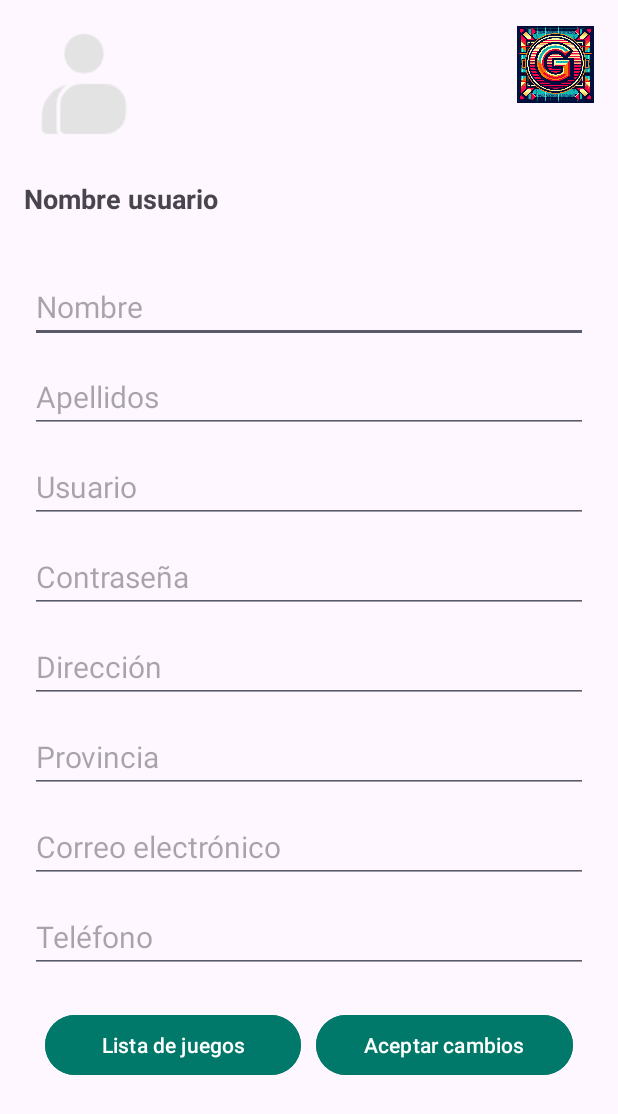
After one commit to erick4875/GameLend, an Android app: the layout activity_editar_perfil.xml on its own in the app's theme, with its tools: preview values and no code run, on a phone screen of 412 x 824 dp. The commit adds this screen. Shown: the top 1114 px of the screen. Run offline under Robolectric (Android 15) with nearby library versions, the phone set to English and light mode, and no system bars.

Commit message:
editarPerfil.xml

```diff
--- a/app/src/main/java/com/example/gamelend/Activities/InfoUsuario.java
+++ b/app/src/main/java/com/example/gamelend/Activities/InfoUsuario.java
@@ -1,6 +1,31 @@
 package com.example.gamelend.Activities;
 
 import android.app.Activity;
+import android.os.Bundle;
 
-public class InfoUsuario extends Activity {
+import androidx.appcompat.app.AppCompatActivity;
+import androidx.core.graphics.Insets;
+import androidx.core.view.ViewCompat;
+import androidx.core.view.WindowInsetsCompat;
+
+import com.example.gamelend.R;
+
+public class InfoUsuario extends AppCompatActivity {
+
+    @Override
+    protected void onCreate(Bundle savedInstanceState) {
+        super.onCreate(savedInstanceState);
+        setContentView(R.layout.activity_info_usuario);
+        ViewCompat.setOnApplyWindowInsetsListener(findViewById(R.id.recyclerView), (v, insets) -> {
+            Insets systemBars = insets.getInsets(WindowInsetsCompat.Type.systemBars());
+            v.setPadding(systemBars.left, systemBars.top, systemBars.right, systemBars.bottom);
+            return insets;
+        });
+    }
+
+    @Override
+    public void onBackPressed() {
+        super.onBackPressed();
+        finish();
+    }
 }
--- /dev/null
+++ b/app/src/main/res/layout/activity_editar_perfil.xml
@@ -0,0 +1,170 @@
+<?xml version="1.0" encoding="utf-8"?>
+<RelativeLayout
+    xmlns:android="http://schemas.android.com/apk/res/android"
+    android:layout_width="match_parent"
+    android:layout_height="match_parent">
+
+    <!-- Parte superior fija -->
+    <ImageView
+        android:id="@+id/imageViewUsuario"
+        android:layout_width="80dp"
+        android:layout_height="80dp"
+        android:layout_margin="16dp"
+        android:layout_alignParentStart="true"
+        android:src="@drawable/perfil_usuario" />
+
+    <ImageView
+        android:id="@+id/imageViewLogo"
+        android:layout_width="51dp"
+        android:layout_height="53dp"
+        android:layout_margin="16dp"
+        android:layout_alignParentTop="true"
+        android:layout_alignParentEnd="true"
+        android:src="@drawable/logo" />
+
+    <TextView
+        android:id="@+id/tVNombre"
+        android:layout_width="wrap_content"
+        android:layout_height="wrap_content"
+        android:layout_below="@id/imageViewUsuario"
+        android:layout_alignParentStart="true"
+        android:layout_marginStart="16dp"
+        android:layout_marginTop="8dp"
+        android:text="Nombre usuario"
+        android:textSize="18sp"
+        android:textStyle="bold" />
+
+    <!-- ScrollView con todos los campos -->
+    <ScrollView
+        android:layout_width="match_parent"
+        android:layout_height="match_parent"
+        android:layout_below="@id/tVNombre"
+        android:layout_marginTop="16dp"
+        android:fillViewport="true">
+
+        <LinearLayout
+            android:layout_width="match_parent"
+            android:layout_height="wrap_content"
+            android:orientation="vertical"
+            android:padding="20dp">
+
+            <!-- Campos -->
+            <EditText
+                android:id="@+id/edit_nombre"
+                android:layout_width="match_parent"
+                android:layout_height="wrap_content"
+                android:hint="Nombre"
+                android:inputType="text"
+                android:textColor="#1A1919"
+                android:backgroundTint="#595B6A"
+                android:textSize="20dp" />
+
+            <EditText
+                android:id="@+id/edit_apellidos"
+                android:layout_width="match_parent"
+                android:layout_height="wrap_content"
+                android:layout_marginTop="12dp"
+                android:hint="Apellidos"
+                android:inputType="text"
+                android:textColor="#1A1919"
+                android:backgroundTint="#595B6A"
+                android:textSize="20dp" />
+
+            <EditText
+                android:id="@+id/edit_usuario"
+                android:layout_width="match_parent"
+                android:layout_height="wrap_content"
+                android:layout_marginTop="12dp"
+                android:hint="Usuario"
+                android:inputType="text"
+                android:textColor="#1A1919"
+                android:backgroundTint="#595B6A"
+                android:textSize="20dp" />
+
+            <EditText
+                android:id="@+id/edit_contrasena"
+                android:layout_width="match_parent"
+                android:layout_height="wrap_content"
+                android:layout_marginTop="12dp"
+                android:hint="Contraseña"
+                android:inputType="textPassword"
+                android:textColor="#1A1919"
+                android:backgroundTint="#595B6A"
+                android:textSize="20dp" />
+
+            <EditText
+                android:id="@+id/edit_direccion"
+                android:layout_width="match_parent"
+                android:layout_height="wrap_content"
+                android:layout_marginTop="12dp"
+                android:hint="Dirección"
+                android:inputType="text"
+                android:textColor="#1A1919"
+                android:backgroundTint="#595B6A"
+                android:textSize="20dp" />
+
+            <EditText
+                android:id="@+id/edit_provincia"
+                android:layout_width="match_parent"
+                android:layout_height="wrap_content"
+                android:layout_marginTop="12dp"
+                android:hint="Provincia"
+                android:inputType="text"
+                android:textColor="#1A1919"
+                android:backgroundTint="#595B6A"
+                android:textSize="20dp" />
+
+            <EditText
+                android:id="@+id/edit_email"
+                android:layout_width="match_parent"
+                android:layout_height="wrap_content"
+                android:layout_marginTop="12dp"
+                android:hint="Correo electrónico"
+                android:inputType="textEmailAddress"
+                android:textColor="#1A1919"
+                android:backgroundTint="#595B6A"
+                android:textSize="20dp" />
+
+            <EditText
+                android:id="@+id/edit_telefono"
+                android:layout_width="match_parent"
+                android:layout_height="wrap_content"
+                android:layout_marginTop="12dp"
+                android:hint="Teléfono"
+                android:inputType="phone"
+                android:textColor="#1A1919"
+                android:backgroundTint="#595B6A"
+                android:textSize="20dp" />
+
+            <!-- Botones -->
+            <LinearLayout
+                android:layout_width="match_parent"
+                android:layout_height="wrap_content"
+                android:layout_marginTop="24dp"
+                android:orientation="horizontal"
+                android:gravity="center"
+                android:weightSum="2"
+                android:paddingHorizontal="10dp">
+
+                <Button
+                    android:id="@+id/btn_lista_juegos"
+                    android:layout_width="0dp"
+                    android:layout_height="wrap_content"
+                    android:layout_weight="1"
+                    android:text="Lista de juegos"
+                    android:backgroundTint="#00796B"
+                    android:textColor="@android:color/white" />
+
+                <Button
+                    android:id="@+id/btn_aceptar_cambios"
+                    android:layout_width="0dp"
+                    android:layout_height="wrap_content"
+                    android:layout_weight="1"
+                    android:layout_marginStart="10dp"
+                    android:text="Aceptar cambios"
+                    android:backgroundTint="#00796B"
+                    android:textColor="@android:color/white" />
+            </LinearLayout>
+        </LinearLayout>
+    </ScrollView>
+</RelativeLayout>
--- a/app/src/main/res/layout/activity_info_usuario.xml
+++ b/app/src/main/res/layout/activity_info_usuario.xml
@@ -38,7 +38,7 @@
             android:layout_below="@id/imageViewUsuario"
             android:layout_alignParentStart="true"
             android:layout_marginTop="8dp"
-            android:text="Nombre usuario"
+            android:hint="Nombre usuario"
             android:textSize="18sp" />
 
         <Button
--- a/gradle/libs.versions.toml
+++ b/gradle/libs.versions.toml
@@ -1,5 +1,5 @@
 [versions]
-agp = "8.6.0"
+agp = "8.9.2"
 junit = "4.13.2"
 junitVersion = "1.2.1"
 espressoCore = "3.6.1"
```
Also changed, not shown: gradle/wrapper/gradle-wrapper.properties.
